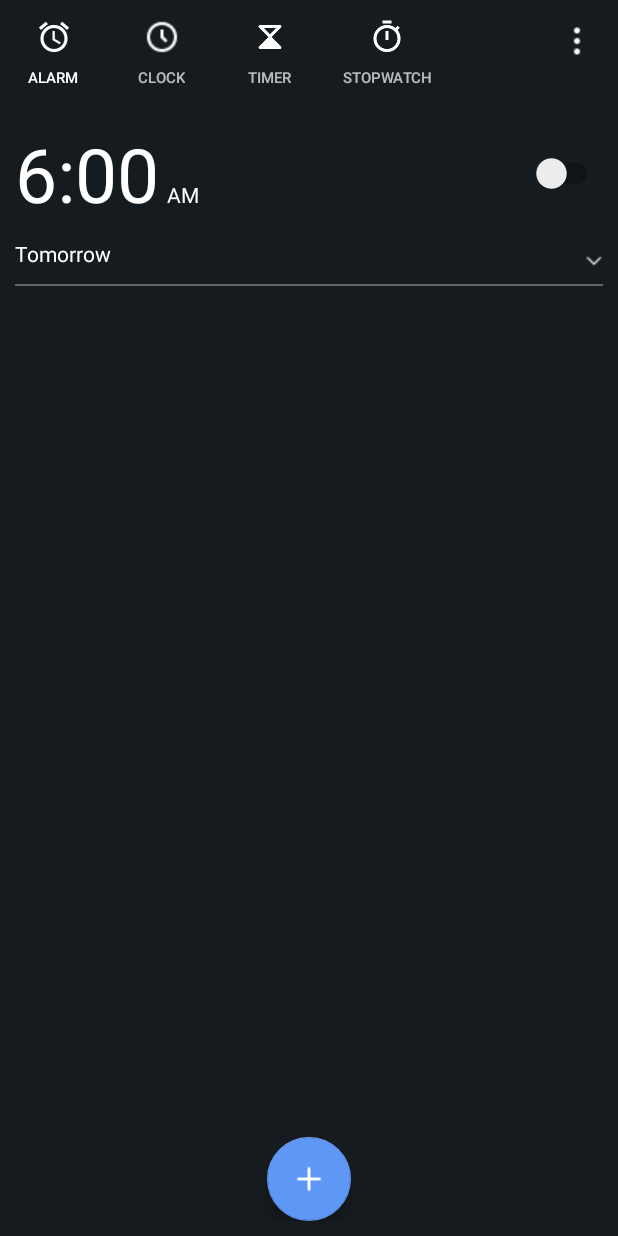
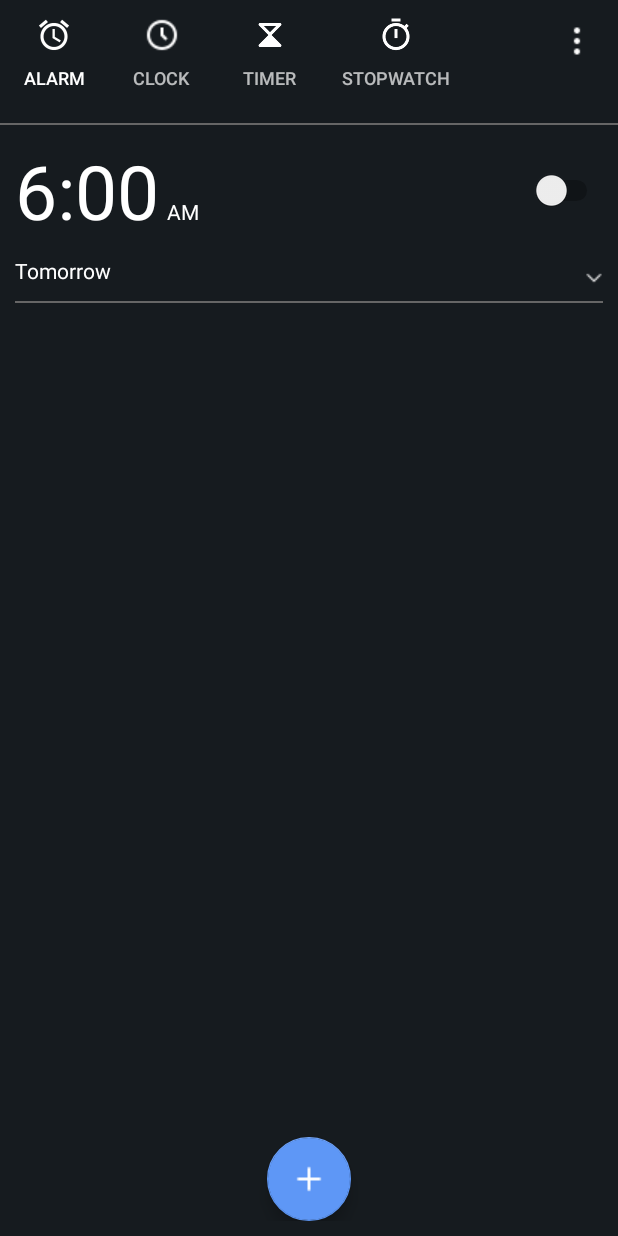
Before and after one commit to vaishnavi-janardhan/MyClock, an Android app: the screen it shows after launch (MainActivity), on a phone screen of 412 x 824 dp. Run offline under Robolectric (Android 15) with nearby library versions, the phone set to English and light mode, and no system bars.

Commit message:
Few edits to improve the layout

```diff
--- a/app/src/main/java/com/example/vaishjanardhan/myclock/Fragment/AlarmFragment.java
+++ b/app/src/main/java/com/example/vaishjanardhan/myclock/Fragment/AlarmFragment.java
@@ -2,15 +2,18 @@ package com.example.vaishjanardhan.myclock.Fragment;
 
 import android.os.Bundle;
 import android.support.v4.app.Fragment;
+import android.support.v7.widget.SwitchCompat;
+import android.util.Log;
 import android.view.LayoutInflater;
 import android.view.View;
 import android.view.ViewGroup;
+import android.widget.CompoundButton;
+import android.widget.Switch;
 
 import com.example.vaishjanardhan.myclock.R;
 
 //Class extending fragment
 public class AlarmFragment extends Fragment {
-
     //Overridden method onCreateView
     @Override
     public View onCreateView(LayoutInflater inflater, ViewGroup container, Bundle savedInstanceState) {
--- a/app/src/main/res/layout/activity_main.xml
+++ b/app/src/main/res/layout/activity_main.xml
@@ -41,6 +41,13 @@
 
     </LinearLayout>
 
+    <View
+        android:id="@+id/divider"
+        android:layout_width="match_parent"
+        android:layout_height="@dimen/size_1"
+        android:layout_marginTop="@dimen/size_ten"
+        android:background="@color/divider" />
+
     <!-- View pager to swipe views -->
     <android.support.v4.view.ViewPager
         android:id="@+id/pager"
--- a/app/src/main/res/layout/fragment_alarm.xml
+++ b/app/src/main/res/layout/fragment_alarm.xml
@@ -29,7 +29,7 @@
             android:textColor="@color/white" />
 
         <Switch
-            android:id="@+id/switch1"
+            android:id="@+id/alarm_switch"
             android:layout_width="wrap_content"
             android:layout_height="wrap_content"
             android:layout_alignParentEnd="true"
--- a/app/src/main/res/values/dimens.xml
+++ b/app/src/main/res/values/dimens.xml
@@ -16,4 +16,6 @@
     <dimen name="text_twentyfive">25sp</dimen>
     <dimen name="size_one">1dp</dimen>
     <dimen name="text_ten">10sp</dimen>
+    <dimen name="text_twelve">12sp</dimen>
+    <dimen name="text_sixteen">16sp</dimen>
 </resources>
--- a/app/src/main/res/values/styles.xml
+++ b/app/src/main/res/values/styles.xml
@@ -13,11 +13,12 @@
         <item name="android:layout_height">wrap_content</item>
     </style>
     <style name="MineCustomTabText" parent="TextAppearance.Design.Tab">
-        <item name="android:textSize">@dimen/text_ten</item>
+        <item name="android:textSize">@dimen/text_twelve</item>
     </style>
 
     <style name="menuTextAppearance" parent="TextAppearance.AppCompat.Widget.PopupMenu.Header">
         <item name="android:textColor">@android:color/white</item>
+        <item name="android:textSize">@dimen/text_sixteen</item>
     </style>
 
 </resources>
```
